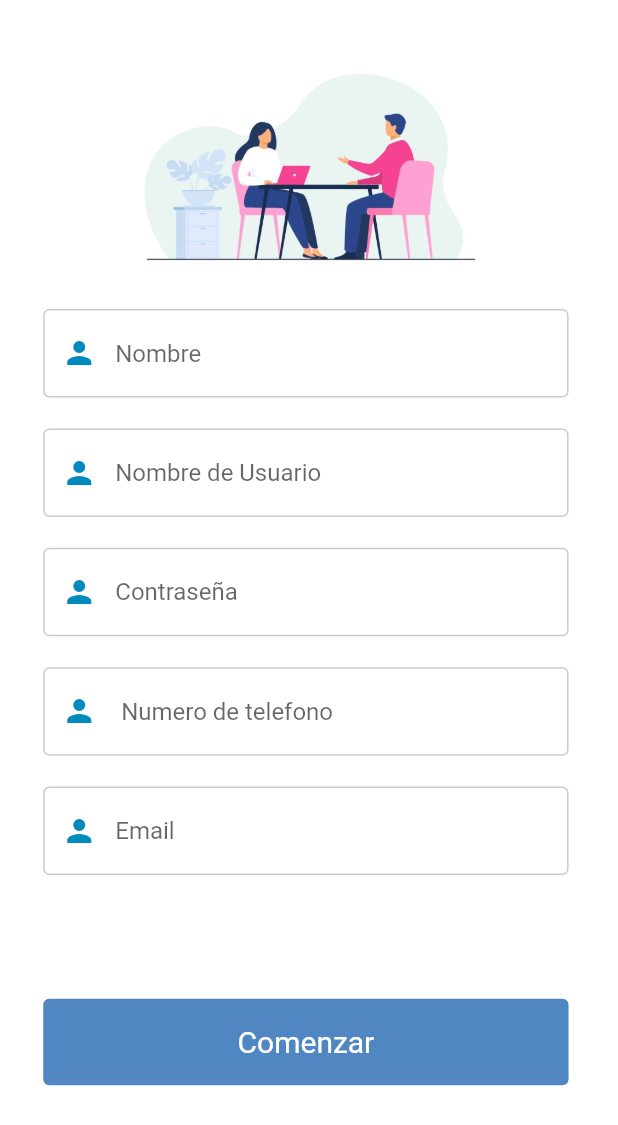
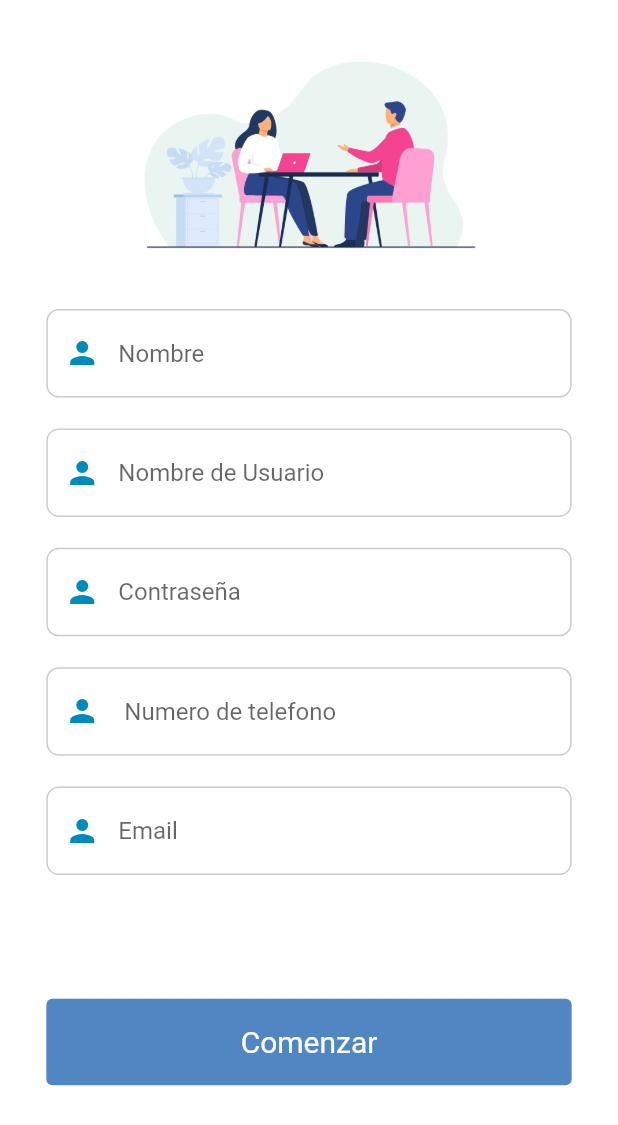
Before and after one commit to javierrrrrrrrrrrr/Varadero-Hotel, a Flutter app: the screen it shows after launch, after a tap on "? Registrate", on a phone screen of 412 x 824 dp. Shown: the top 1125 px of the screen. Run offline on Flutter 3.47's test engine with Material 2 defaults, Android fonts, the light colour scheme and no system bars; our stand-ins replace flutter_rating_bar, get, like_button.

Commit message:
login y register made

```diff
--- a/lib/Widget/butomAcept.dart
+++ b/lib/Widget/butomAcept.dart
@@ -1,26 +1,32 @@
 import 'package:flutter/material.dart';
 import 'package:get/get.dart';
+import 'package:varadero/contantes/contantes.dart';
 
 class ButtomAcept extends StatelessWidget {
-  ButtomAcept({Key? key, required this.Texto, this.Altura, this.Ancho})
-      : super(key: key);
+  const ButtomAcept({
+    Key? key,
+    required this.text,
+    this.height,
+    this.width,
+  }) : super(key: key);
 
-  String Texto;
-  double? Altura;
-  double? Ancho;
+  final String text;
+  final double? height;
+  final double? width;
   @override
   Widget build(BuildContext context) {
     return Container(
-      height: Altura ?? Get.height * 0.05,
-      width: Ancho ?? Get.width,
+      height: height ?? Get.height * 0.05,
+      width: width ?? Get.width,
       decoration: BoxDecoration(
-          color: const Color.fromRGBO(80, 134, 193, 1),
-          borderRadius: BorderRadius.circular(4)),
+          color: kbuttonAcceptBgColor, borderRadius: BorderRadius.circular(4)),
       child: Center(
         child: Text(
-          Texto,
+          text,
           style: const TextStyle(
-              color: Color.fromRGBO(255, 255, 255, 1), fontSize: 20),
+            color: kbuttonAcceptTextColor,
+            fontSize: 20,
+          ),
         ),
       ),
     );
--- a/lib/Widget/textfield.dart
+++ b/lib/Widget/textfield.dart
@@ -1,26 +1,40 @@
 import 'package:flutter/material.dart';
 import 'package:get/get.dart';
+import 'package:varadero/contantes/contantes.dart';
 
-class CampoTexto extends StatelessWidget {
-  CampoTexto({Key? key, this.icono, required this.hintext}) : super(key: key);
+class InputField extends StatelessWidget {
+  const InputField({
+    Key? key,
+    this.icono,
+    required this.hintext,
+  }) : super(key: key);
 
-  Widget? icono;
-  String hintext;
+  final Widget? icono;
+  final String hintext;
 
   @override
   Widget build(BuildContext context) {
+    BorderRadius _borderRadius =
+        BorderRadius.all(Radius.circular(Get.width * 0.02));
+
     return TextField(
       decoration: InputDecoration(
-        prefixIconColor: const Color.fromRGBO(1, 138, 190, 1),
+        prefixIconColor: kcolorInputPrefixIcon,
         prefixIcon: icono,
         hintText: hintext,
         border: OutlineInputBorder(
-            borderRadius:
-                BorderRadius.all(Radius.circular(Get.width * 0.0025))),
-        enabledBorder: const OutlineInputBorder(
-            borderSide: BorderSide(color: Color.fromRGBO(0, 0, 0, 0.2))),
-        disabledBorder: const OutlineInputBorder(
-            borderSide: BorderSide(color: Color.fromRGBO(0, 0, 0, 0.2))),
+          borderRadius: _borderRadius,
+        ),
+        enabledBorder: OutlineInputBorder(
+          borderRadius: _borderRadius,
+          borderSide: const BorderSide(color: kBorderSideColor),
+        ),
+        disabledBorder: OutlineInputBorder(
+          borderRadius: _borderRadius,
+          borderSide: const BorderSide(
+            color: kBorderSideColor,
+          ),
+        ),
       ),
     );
   }
--- /dev/null
+++ b/lib/contantes/contantes.dart
@@ -0,0 +1,15 @@
+import 'package:flutter/material.dart';
+
+const khomebodycolor = Color.fromRGBO(255, 255, 255, 1);
+
+const kcolorInputPrefixIcon = Color.fromRGBO(1, 138, 190, 1);
+const kbuttonAcceptBgColor = Color.fromRGBO(80, 134, 193, 1);
+const kbuttonAcceptTextColor = Color.fromRGBO(255, 255, 255, 1);
+
+const kremembermeStyle =
+    TextStyle(color: Color.fromRGBO(49, 47, 47, 1), fontSize: 16);
+
+const kLoginRegisterText = TextStyle(fontSize: 20, color: Colors.blue);
+
+//input login Style
+const kBorderSideColor = Color.fromRGBO(0, 0, 0, 0.2);
--- a/lib/main.dart
+++ b/lib/main.dart
@@ -1,6 +1,8 @@
 import 'package:flutter/material.dart';
-import 'package:get/get_navigation/src/root/get_material_app.dart';
+import 'package:get/route_manager.dart';
+import 'package:varadero/screens/home.dart';
 import 'package:varadero/screens/login.dart';
+import 'package:varadero/screens/registro.dart';
 
 void main() => runApp(const MyApp());
 
@@ -9,10 +11,15 @@ class MyApp extends StatelessWidget {
 
   @override
   Widget build(BuildContext context) {
-    return const GetMaterialApp(
+    return GetMaterialApp(
       title: 'Material App',
       debugShowCheckedModeBanner: false,
-      home: LoginPage(),
+      getPages: [
+        GetPage(name: '/login', page: () => const LoginPage()),
+        GetPage(name: '/register', page: () => const RegisterPage()),
+        GetPage(name: '/home', page: () => const HomePage()),
+      ],
+      initialRoute: '/login',
     );
   }
 }
--- a/lib/screens/home.dart
+++ b/lib/screens/home.dart
@@ -1,5 +1,6 @@
 import 'package:flutter/material.dart';
 import 'package:get/get.dart';
+import 'package:varadero/contantes/contantes.dart';
 import '../Widget/appBar.dart';
 import '../Widget/carta.dart';
 import '../Widget/navbar.dart';
@@ -15,7 +16,7 @@ class HomePage extends StatelessWidget {
         child: Container(
           height: Get.height,
           width: Get.width,
-          color: const Color.fromRGBO(255, 255, 255, 1),
+          color: khomebodycolor,
           child:
               Column(crossAxisAlignment: CrossAxisAlignment.start, children: [
             const CustomAppBar(),
--- a/lib/screens/login.dart
+++ b/lib/screens/login.dart
@@ -1,10 +1,10 @@
 import 'package:flutter/material.dart';
 import 'package:get/get.dart';
+import 'package:varadero/Widget/textfield.dart';
 import 'package:varadero/screens/home.dart';
 import 'package:varadero/screens/registro.dart';
-
-import '../Widget/Textfield.dart';
 import '../Widget/butomAcept.dart';
+import '../contantes/contantes.dart';
 
 class LoginPage extends StatelessWidget {
   const LoginPage({Key? key}) : super(key: key);
@@ -13,12 +13,139 @@ class LoginPage extends StatelessWidget {
   Widget build(BuildContext context) {
     return Scaffold(
       body: Container(
-        height: Get.height,
-        width: Get.width,
-        color: const Color.fromRGBO(255, 255, 255, 1),
-        child: Stack(
+        color: khomebodycolor,
+        child: SingleChildScrollView(
+          physics: const BouncingScrollPhysics(),
+          child: Column(
+            children: const [
+              LoginPictureHeader(),
+              LoginBody(),
+            ],
+          ),
+        ),
+      ),
+    );
+  }
+}
+
+class LoginBody extends StatelessWidget {
+  const LoginBody({
+    Key? key,
+  }) : super(key: key);
+
+  @override
+  Widget build(BuildContext context) {
+    return Container(
+      height: Get.height * 0.6,
+      margin: EdgeInsets.symmetric(
+        horizontal: Get.width * 0.05,
+      ),
+      child: Column(
         children: [
-            Container(
+          const InputField(
+            icono: Icon(Icons.person),
+            hintext: "Usuario",
+          ),
+          //Falta Arreglar todos los tamanos de la pagina para que se adapte a los dispositivos
+          SizedBox(
+            height: Get.height * 0.02,
+          ),
+          const InputField(
+            icono: Icon(Icons.lock_open),
+            hintext: "Contraseña",
+          ),
+          const RememberMeSection(),
+          const SizedBox(
+            height: 26,
+          ),
+          const LoginButton(),
+          const SizedBox(
+            height: 93,
+          ),
+          const HasAcountSection()
+        ],
+      ),
+    );
+  }
+}
+
+class HasAcountSection extends StatelessWidget {
+  const HasAcountSection({
+    Key? key,
+  }) : super(key: key);
+
+  @override
+  Widget build(BuildContext context) {
+    return Row(
+      mainAxisAlignment: MainAxisAlignment.center,
+      children: [
+        const Text(
+          'No tienes cuenta aun',
+          style: TextStyle(fontSize: 20),
+        ),
+        GestureDetector(
+          child: const Text('? Registrate', style: kLoginRegisterText),
+          onTap: () {
+            Get.to(() => const RegisterPage());
+          },
+        )
+      ],
+    );
+  }
+}
+
+class LoginButton extends StatelessWidget {
+  const LoginButton({
+    Key? key,
+  }) : super(key: key);
+
+  @override
+  Widget build(BuildContext context) {
+    return GestureDetector(
+      child: ButtomAcept(text: "Iniciar"),
+      onTap: () {
+        Get.to(const HomePage());
+      },
+    );
+  }
+}
+
+class RememberMeSection extends StatelessWidget {
+  const RememberMeSection({
+    Key? key,
+  }) : super(key: key);
+
+  @override
+  Widget build(BuildContext context) {
+    return Row(
+      children: [
+        Checkbox(
+          activeColor: Colors.blue,
+          value: true,
+          onChanged: (value) {},
+        ),
+        const Text('Recuerdame', style: kremembermeStyle),
+        Padding(
+          padding: EdgeInsets.only(left: Get.width * 0.15),
+          child: const Text(
+            'Contraseña olvidada?',
+            style:
+                TextStyle(color: Color.fromRGBO(80, 134, 193, 1), fontSize: 16),
+          ),
+        ),
+      ],
+    );
+  }
+}
+
+class LoginPictureHeader extends StatelessWidget {
+  const LoginPictureHeader({
+    Key? key,
+  }) : super(key: key);
+
+  @override
+  Widget build(BuildContext context) {
+    return Container(
       margin: EdgeInsets.only(
         right: Get.width * 0.1,
         left: Get.width * 0.1,
@@ -27,90 +154,6 @@ class LoginPage extends StatelessWidget {
       height: Get.height * 0.4,
       width: Get.width * 0.8,
       child: Image.asset('assets/foto1.jpg'),
-            ),
-            Container(
-              margin: EdgeInsets.only(
-                  top: Get.height * 0.4,
-                  left: Get.width * 0.05,
-                  right: Get.width * 0.05),
-              height: Get.height * 0.6,
-              width: Get.width,
-              child: SingleChildScrollView(
-                child: Column(
-                  children: [
-                    SizedBox(
-                      height: Get.height * 0.08,
-                    ),
-                    CampoTexto(
-                        icono: const Icon(Icons.person), hintext: "Usuario"),
-                    SizedBox(
-                      height: Get.height * 0.02,
-                    ),
-                    CampoTexto(
-                      icono: const Icon(Icons.lock_open),
-                      hintext: "Contraseña",
-                    ),
-                    Row(
-                      children: [
-                        Checkbox(
-                          activeColor: Colors.blue,
-                          value: true,
-                          onChanged: (value) {},
-                        ),
-                        const Text(
-                          'Recuerdame',
-                          style: TextStyle(
-                              color: Color.fromRGBO(49, 47, 47, 1),
-                              fontSize: 16),
-                        ),
-                        Padding(
-                          padding: EdgeInsets.only(left: Get.width * 0.15),
-                          child: const Text(
-                            'Contraseña olvidada?',
-                            style: TextStyle(
-                                color: Color.fromRGBO(80, 134, 193, 1),
-                                fontSize: 16),
-                          ),
-                        ),
-                      ],
-                    ),
-                    const SizedBox(
-                      height: 26,
-                    ),
-                    GestureDetector(
-                      child: ButtomAcept(Texto: "Iniciar"),
-                      onTap: () {
-                        Get.to(const HomePage());
-                      },
-                    ),
-                    const SizedBox(
-                      height: 93,
-                    ),
-                    Row(
-                      mainAxisAlignment: MainAxisAlignment.center,
-                      children: [
-                        const Text(
-                          'No tienes cuenta aun',
-                          style: TextStyle(fontSize: 20),
-                        ),
-                        GestureDetector(
-                          child: const Text(
-                            '? Registrate',
-                            style: TextStyle(fontSize: 20, color: Colors.blue),
-                          ),
-                          onTap: () {
-                            Get.to(const RegitroPage());
-                          },
-                        )
-                      ],
-                    )
-                  ],
-                ),
-              ),
-            ),
-          ],
-        ),
-      ),
     );
   }
 }
--- a/lib/screens/registro.dart
+++ b/lib/screens/registro.dart
@@ -1,84 +1,93 @@
 import 'package:flutter/material.dart';
 import 'package:get/get.dart';
-import 'package:varadero/Widget/Textfield.dart';
+import 'package:varadero/Widget/textfield.dart';
+import 'package:varadero/contantes/contantes.dart';
 
 import '../Widget/butomAcept.dart';
 
-class RegitroPage extends StatelessWidget {
-  const RegitroPage({Key? key}) : super(key: key);
+class RegisterPage extends StatelessWidget {
+  const RegisterPage({Key? key}) : super(key: key);
 
   @override
   Widget build(BuildContext context) {
     return Scaffold(
-      body: Stack(
-        children: [
-          Container(
-            height: Get.height,
-            width: Get.width,
-            color: const Color.fromRGBO(255, 255, 255, 1),
-          ),
-          Container(
-            margin: EdgeInsets.only(
-                left: Get.width * 0.2,
-                right: Get.width * 0.2,
-                top: Get.height * 0.01),
-            height: Get.height * 0.25,
-            width: Get.width * 0.6,
-            child: Image.asset(
-              'assets/foto1.jpg',
-              fit: BoxFit.cover,
+      backgroundColor: khomebodycolor,
+      body: SingleChildScrollView(
+        physics: const BouncingScrollPhysics(),
+        child: Column(
+          children: [
+            const _PictureHeaderSection(),
+            Container(
+              margin: EdgeInsets.symmetric(
+                horizontal: Get.width * 0.07,
+              ),
+              height: Get.height * 0.7,
+              width: Get.width * 0.85,
+              child: Column(children: [
+                const InputField(
+                  icono: Icon(Icons.person),
+                  hintext: "Nombre",
+                ),
+                separador(),
+                const InputField(
+                  icono: Icon(Icons.person),
+                  hintext: "Nombre de Usuario",
+                ),
+                separador(),
+                const InputField(
+                  icono: Icon(Icons.person),
+                  hintext: "Contraseña",
+                ),
+                separador(),
+                const InputField(
+                  icono: Icon(Icons.person),
+                  hintext: " Numero de telefono",
+                ),
+                separador(),
+                const InputField(
+                  icono: Icon(Icons.person),
+                  hintext: "Email",
+                ),
+                SizedBox(
+                  height: Get.height * 0.1,
+                ),
+                ButtomAcept(
+                  text: "Comenzar",
+                  height: Get.height * 0.07,
+                  width: Get.width,
+                ),
+              ]),
             ),
-          ),
-          Container(
-            margin: EdgeInsets.only(
-                left: Get.width * 0.07,
-                right: Get.width * 0.07,
-                top: Get.height * 0.25),
-            height: Get.height * 0.7,
-            width: Get.width * 0.85,
-            child: Column(children: [
-              CampoTexto(
-                icono: const Icon(Icons.person),
-                hintext: "Nombre",
-              ),
-              Separador(),
-              CampoTexto(
-                icono: const Icon(Icons.person),
-                hintext: "Nombre de Usuario",
-              ),
-              Separador(),
-              CampoTexto(
-                icono: const Icon(Icons.person),
-                hintext: "Contraseña",
-              ),
-              Separador(),
-              CampoTexto(
-                icono: const Icon(Icons.person),
-                hintext: " Numero de telefono",
-              ),
-              Separador(),
-              CampoTexto(
-                icono: const Icon(Icons.person),
-                hintext: "Email",
-              ),
-              SizedBox(
-                height: Get.height * 0.1,
-              ),
-              ButtomAcept(
-                Texto: "Comenzar",
-                Altura: Get.height * 0.07,
-                Ancho: Get.width,
-              ),
-            ]),
-          ),
-        ],
+          ],
+        ),
       ),
     );
   }
 
-  SizedBox Separador() {
+  SizedBox separador() {
     return SizedBox(
       height: Get.height * 0.025,
     );
   }
 }
+
+class _PictureHeaderSection extends StatelessWidget {
+  const _PictureHeaderSection({
+    Key? key,
+  }) : super(key: key);
+
+  @override
+  Widget build(BuildContext context) {
+    return Container(
+      margin: EdgeInsets.symmetric(
+        horizontal: Get.width * 0.2,
+      ),
+      height: Get.height * 0.25,
+      width: Get.width * 0.6,
+      child: Image.asset(
+        'assets/foto1.jpg',
+        fit: BoxFit.cover,
+      ),
+    );
+  }
+}
```
Lines whose indentation alone changed are shown as unchanged.
